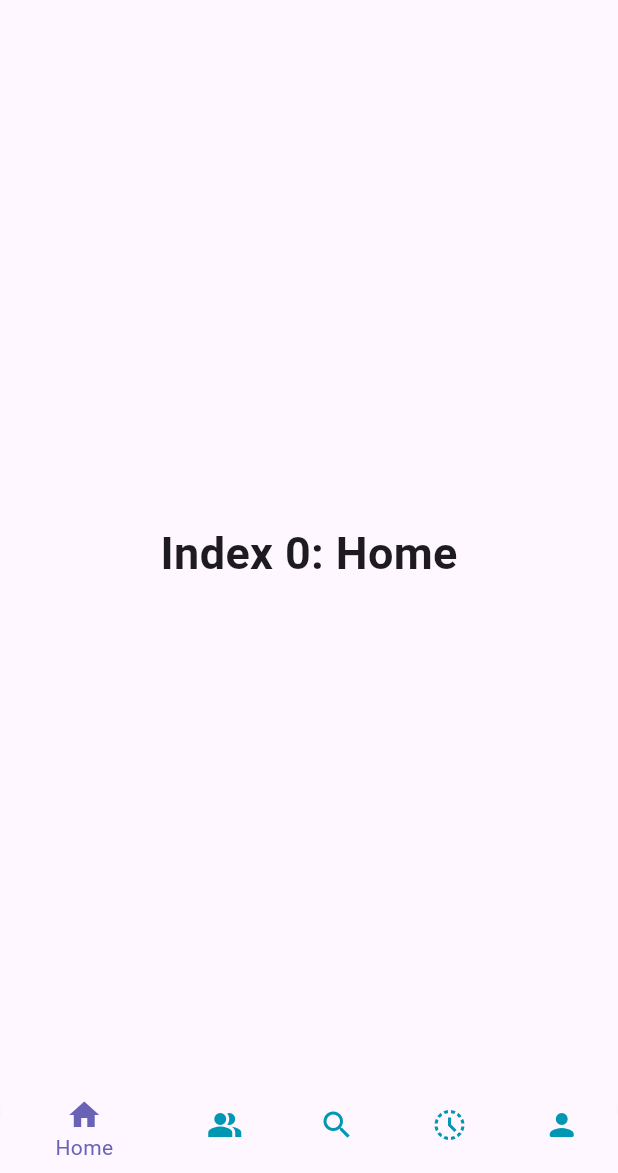
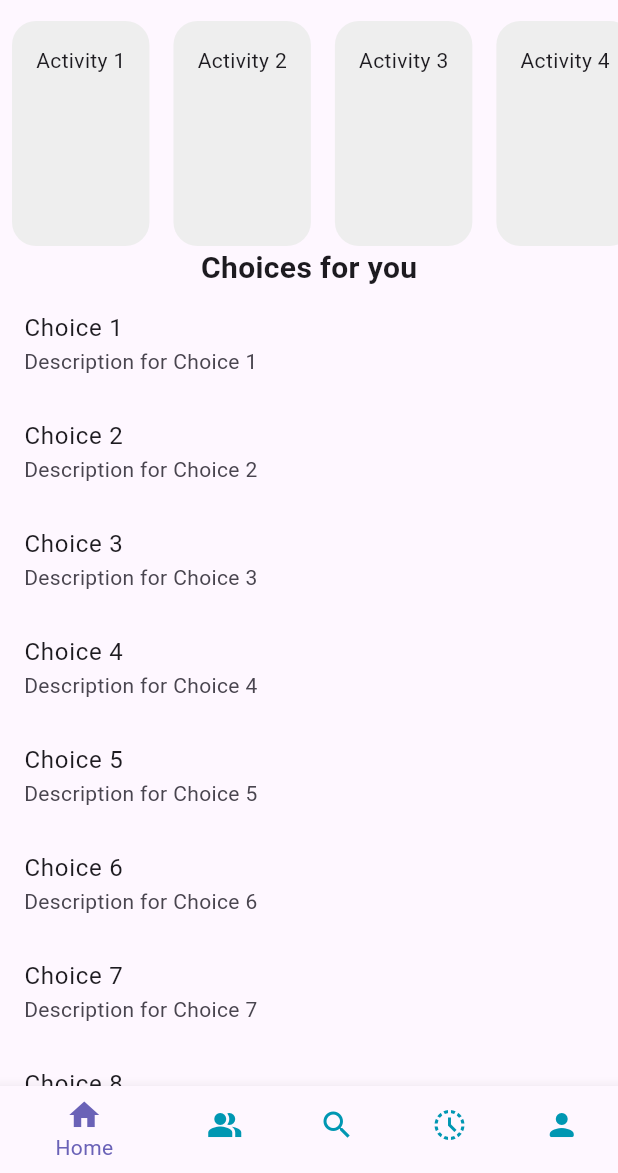
Before and after one commit to Ahmad-Waseem/ArenaGo, a Flutter app: the HomePage screen opened directly, on a phone screen of 412 x 824 dp, the part 63-1236 px from its top. Run offline on Flutter 3.47's test engine with Material 3 defaults, Android fonts, the phone set to English and light mode, and no system bars.

Commit message:
Homepage Frontend Updated
Homepage 95% completed!
Backend left

```diff
--- a/lib/views/homepage.dart
+++ b/lib/views/homepage.dart
@@ -1,30 +1,28 @@
 import 'package:flutter/material.dart';
 import 'package:arenago/views/theme.dart';
-import 'package:arenago/views/TriggerMenu_Profilebutton';
-
-// homepage.dart
+import 'package:arenago/views/TriggerMenu_ProfileButton.dart';
 
 class HomePage extends StatefulWidget {
-  const HomePage({super.key});
+  const HomePage({Key? key}) : super(key: key);
 
   @override
   _HomePageState createState() => _HomePageState();
 }
 
-class _HomePageState extends State<HomePage>
-{
+class _HomePageState extends State<HomePage> {
   int _selectedIndex = 0;
 
   static const TextStyle optionStyle =
       TextStyle(fontSize: 30, fontWeight: FontWeight.bold);
 
   static const List<Widget> _widgetOptions = <Widget>[
+    // There will be widgets in it
     Text(
       'Index 0: Home',
       style: optionStyle,
     ),
     Text(
-      'Index 1: friends',
+      'Index 1: Friends',
       style: optionStyle,
     ),
     Text(
@@ -32,14 +30,59 @@ class _HomePageState extends State<HomePage>
       style: optionStyle,
     ),
     Text(
-      'Index 3: history',
+      'Index 3: History',
       style: optionStyle,
     ),
     Text(
-      'Index 4: profile',
+      'Index 4: Profile',
       style: optionStyle,
     ),
   ];
+
+Widget _buildRecentsList() {
+  // Sample data for recent activities
+  final List<String> recentActivities = ["Activity 1", "Activity 2", "Activity 3", "Activity 4"];
+
+  return SizedBox(
+    height: 150.0, // Adjust height as needed
+    child: ListView.builder(
+      scrollDirection: Axis.horizontal,
+      itemCount: recentActivities.length,
+      itemBuilder: (context, index) {
+        return Padding(
+          padding: const EdgeInsets.symmetric(horizontal: 8.0),
+          child: Container(
+            decoration: BoxDecoration(
+              borderRadius: BorderRadius.circular(16.0),
+              color: Colors.grey[200],
+            ),
+            child: Padding(
+              padding: const EdgeInsets.all(16.0),
+              child: Text(recentActivities[index]),
+            ),
+          ),
+        );
+      },
+    ),
+  );
+}
+
+
+  Widget _buildChoicesList() {
+    //placeholder for the vertically scrollable "Choices for you" list
+    return Expanded(
+      child: ListView.builder(
+        itemCount: 20, // Number of items in the list
+        itemBuilder: (context, index) {
+          return ListTile(
+            title: Text('Choice ${index + 1}'),
+            subtitle: Text('Description for Choice ${index + 1}'),
+            // Add onTap if needed
+          );
+        },
+      ),
+    );
+  }
 
   void _onItemTapped(int index) {
     setState(() {
@@ -47,10 +90,14 @@ class _HomePageState extends State<HomePage>
 
     });
     if (index == 4) {
-    //Navigate to ProfilePage when "ProfileButton" is selected
-    Navigator.of(context).push(MaterialPageRoute(
-      builder: (context) => TriggerMenu_ProfileButton(),
-    ));
+      showModalBottomSheet(
+        context: context,
+        builder: (context) => ProfileMenu(
+          onToggle: () { // Handle menu toggle here
+            // Your logic to close the menu
+          },
+        ),
+      );
     }
   }
 
@@ -60,15 +107,18 @@ class _HomePageState extends State<HomePage>
       appBar: AppBar(
         title: const Text('ArenaGo'),
       ),
-      body: Center(
-        child: _widgetOptions.elementAt(_selectedIndex),
+      body: Column(
+        children: [
+          _buildRecentsList(), //horizontally swipable "Recents" list
+          Text(
+            'Choices for you', // Heading for the "Choices for you" list
+            style: TextStyle(fontSize: 20, fontWeight: FontWeight.bold),
           ),
-      bottomNavigationBar: ClipRRect(
-        borderRadius: BorderRadius.vertical(top: Radius.circular(20)),
-        child: BottomNavigationBar(
-
-          backgroundColor: dBackgroundColor,
-
+          _buildChoicesList(), //vertically scrollable "Choices for you" list
+        ],
+      ),
+      bottomNavigationBar: BottomNavigationBar(
+        backgroundColor:dBackgroundColor,
         unselectedItemColor: loginOutlinecolor,
 
         items: const <BottomNavigationBarItem>[
@@ -97,7 +147,6 @@ class _HomePageState extends State<HomePage>
         selectedItemColor: kPrimaryColor,
         onTap: _onItemTapped,
       ),
-      ),
     );
   }
 }
```
Also changed, not shown: lib/views/TriggerMenu_ProfileButton.dart (added, +43 -0 lines), 1 other file. Lines whose indentation alone changed are shown as unchanged.
